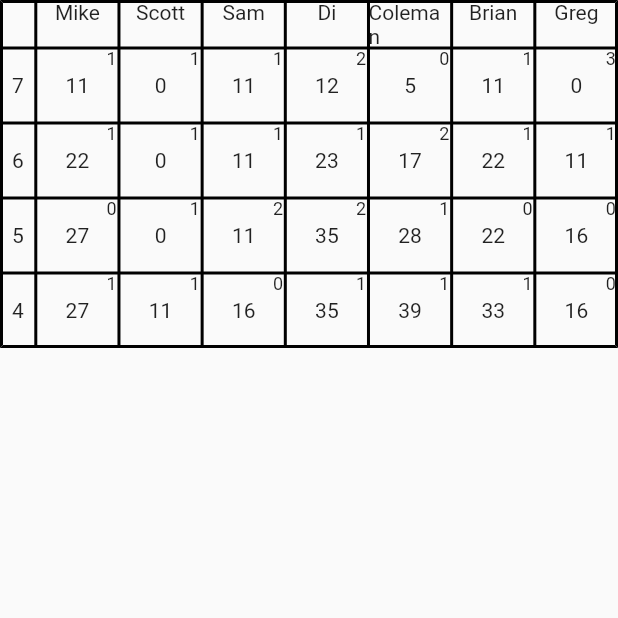
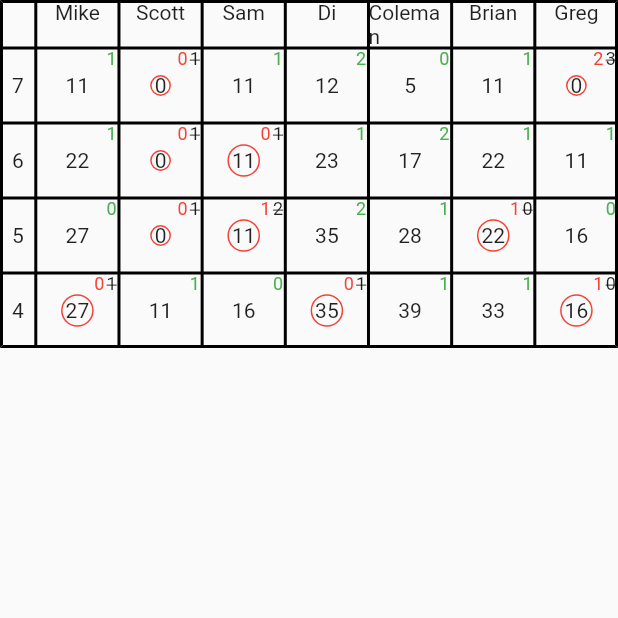
Before and after one commit to samjxn/bid, a Flutter app: the screen it shows after launch, on a phone screen of 412 x 824 dp, the top half of it. Run offline on Flutter 3.47's test engine with Material 2 defaults, Android fonts, the phone set to English and light mode, and no system bars; our stand-ins replace built_collection, built_value, flutter_redux, redux.

Commit message:
Stub-out UI for made/broke frames

```diff
--- a/lib/src/widgets/scoreboard_item.dart
+++ b/lib/src/widgets/scoreboard_item.dart
@@ -6,7 +6,39 @@ import 'package:flutter/material.dart';
 class ScoreboardItem extends StatelessWidget {
   final ScoreboardEntry entry;
 
+  int get bid => entry.bid ?? 0;
+  int? get tricks => entry.tricks;
+
+  bool get broke => tricks != null && bid != tricks;
+
   const ScoreboardItem(this.entry, {Key? key}) : super(key: key);
+
+  Widget _renderBidAndTricks() {
+    return Row(
+      mainAxisAlignment: MainAxisAlignment.end,
+      children: [
+        if (broke)
+          Padding(
+            padding: const EdgeInsets.only(right: 1.5),
+            child: Text(
+              '$tricks',
+              style: const TextStyle(fontSize: 12.0, color: Colors.red),
+            ),
+          ),
+        Padding(
+          padding: const EdgeInsets.only(right: 1.5),
+          child: Text(
+            '$bid',
+            style: TextStyle(
+              fontSize: 12.0,
+              decoration: broke ? TextDecoration.lineThrough : null,
+              color: broke ? null : Colors.green,
+            ),
+          ),
+        ),
+      ],
+    );
+  }
 
   Widget buildStack() {
     return SizedBox(
@@ -19,25 +51,22 @@ class ScoreboardItem extends StatelessWidget {
                 textDirection: TextDirection.ltr,
                 end: 0,
                 top: 0,
-                child: Row(
-                  mainAxisAlignment: MainAxisAlignment.end,
-                  children: [
-                    Padding(
-                      padding: const EdgeInsets.only(right: 1.5),
-                      child: Text(
-                        '${entry.bid ?? 0}',
-                        style: const TextStyle(fontSize: 12.0),
-                      ),
-                    ),
-                  ],
-                ),
+                child: _renderBidAndTricks(),
               ),
               Positioned.fill(
                 child: Column(
                   mainAxisAlignment: MainAxisAlignment.center,
                   crossAxisAlignment: CrossAxisAlignment.center,
                   children: [
-                    Text('${entry.score}'),
+                    if (broke)
+                      Container(
+                          padding: const EdgeInsets.all(2.0),
+                          decoration: BoxDecoration(
+                            shape: BoxShape.circle,
+                            border: Border.all(color: Colors.red),
+                          ),
+                          child: Text('${entry.score}')),
+                    if (!broke) Text('${entry.score}'),
                   ],
                 ),
               ),
```
